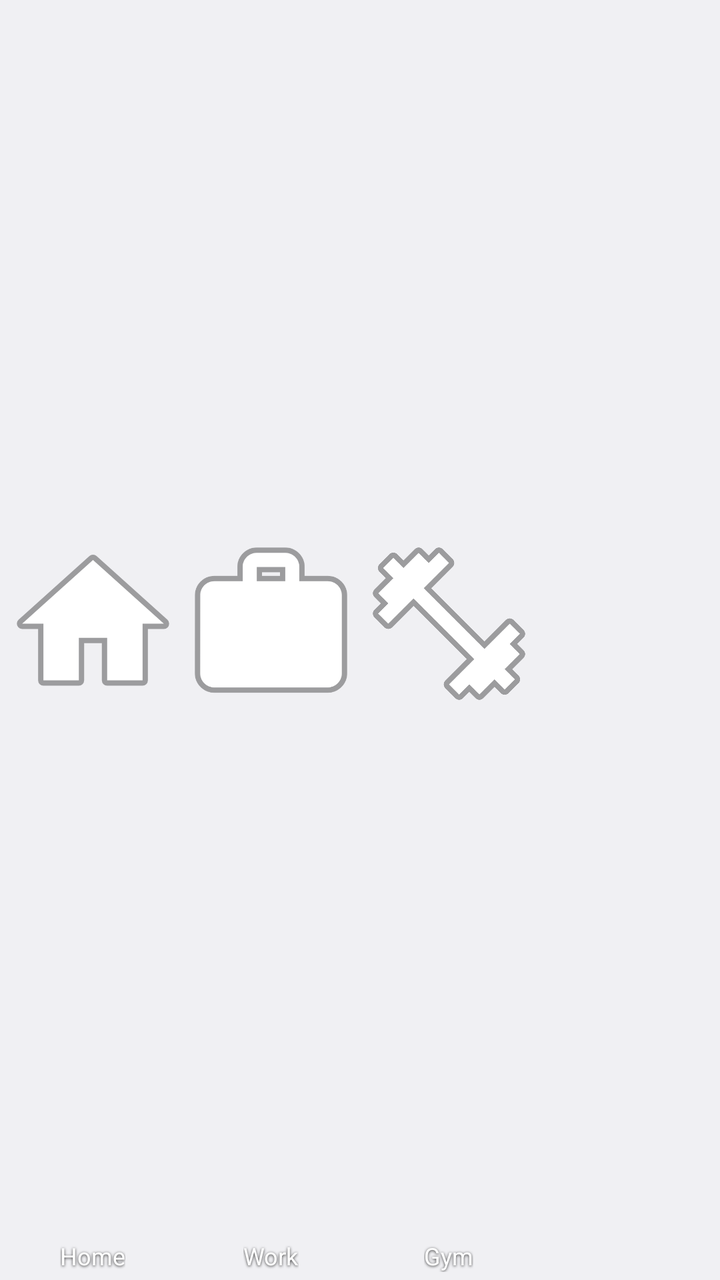
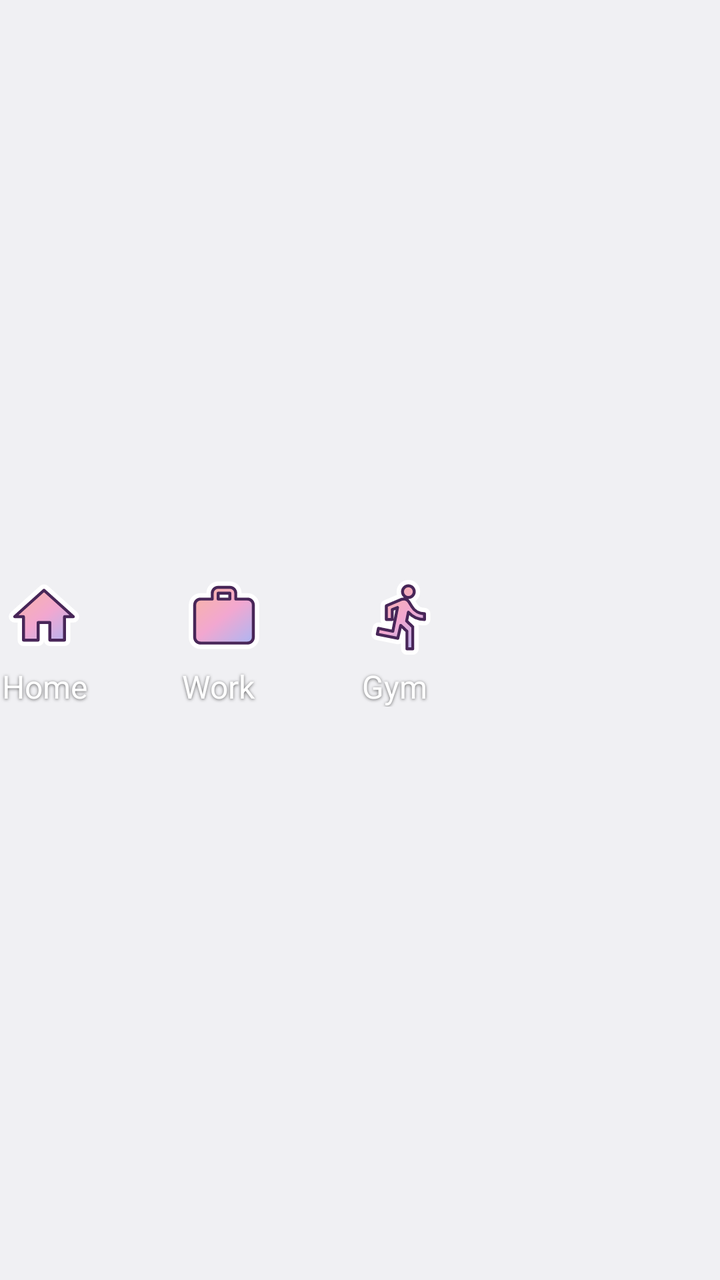

Screens rendered from an Android XML layout before and after an edit, with the pre-edit source and the edit as a unified diff.
<!-- AndroidManifest.xml: application theme android:Theme.DeviceDefault.DayNight -->
<!-- res/layout/widget_preview.xml -->
<?xml version="1.0" encoding="utf-8"?>
<LinearLayout xmlns:android="http://schemas.android.com/apk/res/android"
    xmlns:tools="http://schemas.android.com/tools"
    tools:ignore="UseCompoundDrawables"
    android:layout_width="match_parent"
    android:layout_height="match_parent"
    android:background="@android:color/transparent"
    android:orientation="horizontal"
    android:padding="2dp">

    <LinearLayout style="@style/WidgetPreviewCell">
        <ImageView style="@style/WidgetPreviewIcon" android:contentDescription="@null" android:src="@drawable/ic_icon_home" />
        <TextView style="@style/WidgetPreviewLabel" android:text="@string/preview_home" />
    </LinearLayout>

    <LinearLayout style="@style/WidgetPreviewCell">
        <ImageView style="@style/WidgetPreviewIcon" android:contentDescription="@null" android:src="@drawable/ic_icon_work" />
        <TextView style="@style/WidgetPreviewLabel" android:text="@string/preview_work" />
    </LinearLayout>

    <LinearLayout style="@style/WidgetPreviewCell">
        <ImageView style="@style/WidgetPreviewIcon" android:contentDescription="@null" android:src="@drawable/ic_icon_gym" />
        <TextView style="@style/WidgetPreviewLabel" android:text="@string/preview_gym" />
    </LinearLayout>

    <FrameLayout style="@style/WidgetPreviewCell" />
</LinearLayout>
<!-- resources referenced by this layout -->
<resources>
  <!-- drawable ic_icon_gym (drawable) -->
  <?xml version="1.0" encoding="utf-8"?>
  <vector xmlns:android="http://schemas.android.com/apk/res/android"
      android:width="48dp"
      android:height="48dp"
      android:viewportWidth="24"
      android:viewportHeight="24">
      <path
          android:pathData="M20.57,14.86L22,13.43 20.57,12 17,15.57 8.43,7 12,3.43 10.57,2 9.14,3.43 7.71,2 5.57,4.14 4.14,2.71 2.71,4.14l1.43,1.43L2,7.71l1.43,1.43L2,10.57 3.43,12 7,8.43 15.57,17 12,20.57 13.43,22l1.43,-1.43L16.29,22l2.14,-2.14 1.43,1.43 1.43,-1.43 -1.43,-1.43L22,16.29z"
          android:strokeWidth="1.5"
          android:strokeColor="#59000000"
          android:strokeLineJoin="round" />
      <path
          android:fillColor="#FFFFFFFF"
          android:pathData="M20.57,14.86L22,13.43 20.57,12 17,15.57 8.43,7 12,3.43 10.57,2 9.14,3.43 7.71,2 5.57,4.14 4.14,2.71 2.71,4.14l1.43,1.43L2,7.71l1.43,1.43L2,10.57 3.43,12 7,8.43 15.57,17 12,20.57 13.43,22l1.43,-1.43L16.29,22l2.14,-2.14 1.43,1.43 1.43,-1.43 -1.43,-1.43L22,16.29z" />
  </vector>
  <!-- drawable ic_icon_home (drawable) -->
  <?xml version="1.0" encoding="utf-8"?>
  <vector xmlns:android="http://schemas.android.com/apk/res/android"
      android:width="48dp"
      android:height="48dp"
      android:viewportWidth="24"
      android:viewportHeight="24">
      <path
          android:pathData="M10,20v-6h4v6h5v-8h3L12,3 2,12h3v8z"
          android:strokeWidth="1.5"
          android:strokeColor="#59000000"
          android:strokeLineJoin="round" />
      <path
          android:fillColor="#FFFFFFFF"
          android:pathData="M10,20v-6h4v6h5v-8h3L12,3 2,12h3v8z" />
  </vector>
  <!-- drawable ic_icon_work (drawable) -->
  <?xml version="1.0" encoding="utf-8"?>
  <vector xmlns:android="http://schemas.android.com/apk/res/android"
      android:width="48dp"
      android:height="48dp"
      android:viewportWidth="24"
      android:viewportHeight="24">
      <path
          android:pathData="M20,6h-4V4c0,-1.11 -0.89,-2 -2,-2h-4c-1.11,0 -2,0.89 -2,2v2H4c-1.11,0 -1.99,0.89 -1.99,2L2,19c0,1.11 0.89,2 2,2h16c1.11,0 2,-0.89 2,-2V8c0,-1.11 -0.89,-2 -2,-2zM14,6h-4V4h4v2z"
          android:strokeWidth="1.5"
          android:strokeColor="#59000000"
          android:strokeLineJoin="round" />
      <path
          android:fillColor="#FFFFFFFF"
          android:pathData="M20,6h-4V4c0,-1.11 -0.89,-2 -2,-2h-4c-1.11,0 -2,0.89 -2,2v2H4c-1.11,0 -1.99,0.89 -1.99,2L2,19c0,1.11 0.89,2 2,2h16c1.11,0 2,-0.89 2,-2V8c0,-1.11 -0.89,-2 -2,-2zM14,6h-4V4h4v2z" />
  </vector>
  <style name="WidgetPreviewCell">
          <item name="android:layout_width">0dp</item>
          <item name="android:layout_height">match_parent</item>
          <item name="android:layout_weight">1</item>
          <item name="android:gravity">center</item>
          <item name="android:orientation">vertical</item>
          <item name="android:padding">2dp</item>
      </style>
  <style name="WidgetPreviewIcon">
          <item name="android:layout_width">match_parent</item>
          <item name="android:layout_height">0dp</item>
          <item name="android:layout_weight">1</item>
          <item name="android:scaleType">fitCenter</item>
          <item name="android:importantForAccessibility">no</item>
      </style>
  <style name="WidgetPreviewLabel">
          <item name="android:layout_width">wrap_content</item>
          <item name="android:layout_height">wrap_content</item>
          <item name="android:maxLines">1</item>
          <item name="android:shadowColor">#CC000000</item>
          <item name="android:shadowDy">1</item>
          <item name="android:shadowRadius">3</item>
          <item name="android:textColor">@android:color/white</item>
          <item name="android:textSize">12sp</item>
      </style>
  <!-- unchanged entries left out for length: 3 -->
</resources>

<!-- the commit's change to res/layout/widget_preview.xml (unified diff, before → after) -->
@@ -1,27 +1,46 @@
 <?xml version="1.0" encoding="utf-8"?>
 <LinearLayout xmlns:android="http://schemas.android.com/apk/res/android"
     xmlns:tools="http://schemas.android.com/tools"
-    tools:ignore="UseCompoundDrawables"
     android:layout_width="match_parent"
     android:layout_height="match_parent"
     android:background="@android:color/transparent"
-    android:orientation="horizontal"
-    android:padding="2dp">
+    android:orientation="horizontal">
 
-    <LinearLayout style="@style/WidgetPreviewCell">
-        <ImageView style="@style/WidgetPreviewIcon" android:contentDescription="@null" android:src="@drawable/ic_icon_home" />
-        <TextView style="@style/WidgetPreviewLabel" android:text="@string/preview_home" />
-    </LinearLayout>
+    <FrameLayout style="@style/WidgetCell">
+        <LinearLayout style="@style/WidgetCellContent" tools:ignore="UseCompoundDrawables">
+            <ImageView
+                style="@style/WidgetCellIcon"
+                android:layout_width="44dp"
+                android:layout_height="44dp"
+                android:contentDescription="@null"
+                android:src="@drawable/preview_sticker_home" />
+            <TextView style="@style/WidgetCellLabel" android:text="@string/preview_home" android:textSize="16sp" />
+        </LinearLayout>
+    </FrameLayout>
 
-    <LinearLayout style="@style/WidgetPreviewCell">
-        <ImageView style="@style/WidgetPreviewIcon" android:contentDescription="@null" android:src="@drawable/ic_icon_work" />
-        <TextView style="@style/WidgetPreviewLabel" android:text="@string/preview_work" />
-    </LinearLayout>
+    <FrameLayout style="@style/WidgetCell">
+        <LinearLayout style="@style/WidgetCellContent" tools:ignore="UseCompoundDrawables">
+            <ImageView
+                style="@style/WidgetCellIcon"
+                android:layout_width="44dp"
+                android:layout_height="44dp"
+                android:contentDescription="@null"
+                android:src="@drawable/preview_sticker_work" />
+            <TextView style="@style/WidgetCellLabel" android:text="@string/preview_work" android:textSize="16sp" />
+        </LinearLayout>
+    </FrameLayout>
 
-    <LinearLayout style="@style/WidgetPreviewCell">
-        <ImageView style="@style/WidgetPreviewIcon" android:contentDescription="@null" android:src="@drawable/ic_icon_gym" />
-        <TextView style="@style/WidgetPreviewLabel" android:text="@string/preview_gym" />
-    </LinearLayout>
+    <FrameLayout style="@style/WidgetCell">
+        <LinearLayout style="@style/WidgetCellContent" tools:ignore="UseCompoundDrawables">
+            <ImageView
+                style="@style/WidgetCellIcon"
+                android:layout_width="44dp"
+                android:layout_height="44dp"
+                android:contentDescription="@null"
+                android:src="@drawable/preview_sticker_gym" />
+            <TextView style="@style/WidgetCellLabel" android:text="@string/preview_gym" android:textSize="16sp" />
+        </LinearLayout>
+    </FrameLayout>
 
-    <FrameLayout style="@style/WidgetPreviewCell" />
+    <FrameLayout style="@style/WidgetCell" />
 </LinearLayout>
<!-- resource entries referenced after the edit -->
@@ -1,77 +1,123 @@
 <!-- resources referenced by this layout -->
 <resources>
-  <!-- drawable ic_icon_gym (drawable) -->
+  <!-- drawable preview_sticker_gym: vector/xml drawable (drawable, 2305 chars, omitted) -->
+  <!-- drawable preview_sticker_home (drawable) -->
   <?xml version="1.0" encoding="utf-8"?>
   <vector xmlns:android="http://schemas.android.com/apk/res/android"
-      android:width="48dp"
-      android:height="48dp"
+      xmlns:aapt="http://schemas.android.com/aapt"
+      android:width="44dp"
+      android:height="44dp"
       android:viewportWidth="24"
       android:viewportHeight="24">
-      <path
-          android:pathData="M20.57,14.86L22,13.43 20.57,12 17,15.57 8.43,7 12,3.43 10.57,2 9.14,3.43 7.71,2 5.57,4.14 4.14,2.71 2.71,4.14l1.43,1.43L2,7.71l1.43,1.43L2,10.57 3.43,12 7,8.43 15.57,17 12,20.57 13.43,22l1.43,-1.43L16.29,22l2.14,-2.14 1.43,1.43 1.43,-1.43 -1.43,-1.43L22,16.29z"
-          android:strokeWidth="1.5"
-          android:strokeColor="#59000000"
-          android:strokeLineJoin="round" />
-      <path
-          android:fillColor="#FFFFFFFF"
-          android:pathData="M20.57,14.86L22,13.43 20.57,12 17,15.57 8.43,7 12,3.43 10.57,2 9.14,3.43 7.71,2 5.57,4.14 4.14,2.71 2.71,4.14l1.43,1.43L2,7.71l1.43,1.43L2,10.57 3.43,12 7,8.43 15.57,17 12,20.57 13.43,22l1.43,-1.43L16.29,22l2.14,-2.14 1.43,1.43 1.43,-1.43 -1.43,-1.43L22,16.29z" />
+      <group
+          android:scaleX="0.8"
+          android:scaleY="0.8"
+          android:translateX="2.4"
+          android:translateY="2.4">
+          <path
+              android:pathData="M10,20v-6h4v6h5v-8h3L12,3 2,12h3v8z"
+              android:strokeWidth="4"
+              android:strokeColor="#FFFFFFFF"
+              android:strokeLineCap="round"
+              android:strokeLineJoin="round"
+              android:fillColor="#FFFFFFFF" />
+          <path android:pathData="M10,20v-6h4v6h5v-8h3L12,3 2,12h3v8z">
+              <aapt:attr name="android:fillColor">
+                  <gradient
+                      android:endX="20"
+                      android:endY="22"
+                      android:startX="4"
+                      android:startY="2"
+                      android:type="linear">
+                      <item android:color="#FFF8B4A6" android:offset="0" />
+                      <item android:color="#FFF2A7D0" android:offset="0.5" />
+                      <item android:color="#FFAFB6F2" android:offset="1" />
+                  </gradient>
+              </aapt:attr>
+          </path>
+          <path
+              android:pathData="M10,20v-6h4v6h5v-8h3L12,3 2,12h3v8z"
+              android:strokeWidth="1"
+              android:strokeColor="#FF482658"
+              android:strokeLineJoin="round" />
+      </group>
   </vector>
-  <!-- drawable ic_icon_home (drawable) -->
+  <!-- drawable preview_sticker_work (drawable) -->
   <?xml version="1.0" encoding="utf-8"?>
   <vector xmlns:android="http://schemas.android.com/apk/res/android"
-      android:width="48dp"
-      android:height="48dp"
+      xmlns:aapt="http://schemas.android.com/aapt"
+      android:width="44dp"
+      android:height="44dp"
       android:viewportWidth="24"
       android:viewportHeight="24">
-      <path
-          android:pathData="M10,20v-6h4v6h5v-8h3L12,3 2,12h3v8z"
-          android:strokeWidth="1.5"
-          android:strokeColor="#59000000"
-          android:strokeLineJoin="round" />
-      <path
-          android:fillColor="#FFFFFFFF"
-          android:pathData="M10,20v-6h4v6h5v-8h3L12,3 2,12h3v8z" />
+      <group
+          android:scaleX="0.8"
+          android:scaleY="0.8"
+          android:translateX="2.4"
+          android:translateY="2.4">
+          <path
+              android:pathData="M20,6h-4V4c0,-1.11 -0.89,-2 -2,-2h-4c-1.11,0 -2,0.89 -2,2v2H4c-1.11,0 -1.99,0.89 -1.99,2L2,19c0,1.11 0.89,2 2,2h16c1.11,0 2,-0.89 2,-2V8c0,-1.11 -0.89,-2 -2,-2zM14,6h-4V4h4v2z"
+              android:strokeWidth="4"
+              android:strokeColor="#FFFFFFFF"
+              android:strokeLineCap="round"
+              android:strokeLineJoin="round"
+              android:fillColor="#FFFFFFFF" />
+          <path android:pathData="M20,6h-4V4c0,-1.11 -0.89,-2 -2,-2h-4c-1.11,0 -2,0.89 -2,2v2H4c-1.11,0 -1.99,0.89 -1.99,2L2,19c0,1.11 0.89,2 2,2h16c1.11,0 2,-0.89 2,-2V8c0,-1.11 -0.89,-2 -2,-2zM14,6h-4V4h4v2z">
+              <aapt:attr name="android:fillColor">
+                  <gradient
+                      android:endX="20"
+                      android:endY="22"
+                      android:startX="4"
+                      android:startY="2"
+                      android:type="linear">
+                      <item android:color="#FFF8B4A6" android:offset="0" />
+                      <item android:color="#FFF2A7D0" android:offset="0.5" />
+                      <item android:color="#FFAFB6F2" android:offset="1" />
+                  </gradient>
+              </aapt:attr>
+          </path>
+          <path
+              android:pathData="M20,6h-4V4c0,-1.11 -0.89,-2 -2,-2h-4c-1.11,0 -2,0.89 -2,2v2H4c-1.11,0 -1.99,0.89 -1.99,2L2,19c0,1.11 0.89,2 2,2h16c1.11,0 2,-0.89 2,-2V8c0,-1.11 -0.89,-2 -2,-2zM14,6h-4V4h4v2z"
+              android:strokeWidth="1"
+              android:strokeColor="#FF482658"
+              android:strokeLineJoin="round" />
+      </group>
   </vector>
-  <!-- drawable ic_icon_work (drawable) -->
-  <?xml version="1.0" encoding="utf-8"?>
-  <vector xmlns:android="http://schemas.android.com/apk/res/android"
-      android:width="48dp"
-      android:height="48dp"
-      android:viewportWidth="24"
-      android:viewportHeight="24">
-      <path
-          android:pathData="M20,6h-4V4c0,-1.11 -0.89,-2 -2,-2h-4c-1.11,0 -2,0.89 -2,2v2H4c-1.11,0 -1.99,0.89 -1.99,2L2,19c0,1.11 0.89,2 2,2h16c1.11,0 2,-0.89 2,-2V8c0,-1.11 -0.89,-2 -2,-2zM14,6h-4V4h4v2z"
-          android:strokeWidth="1.5"
-          android:strokeColor="#59000000"
-          android:strokeLineJoin="round" />
-      <path
-          android:fillColor="#FFFFFFFF"
-          android:pathData="M20,6h-4V4c0,-1.11 -0.89,-2 -2,-2h-4c-1.11,0 -2,0.89 -2,2v2H4c-1.11,0 -1.99,0.89 -1.99,2L2,19c0,1.11 0.89,2 2,2h16c1.11,0 2,-0.89 2,-2V8c0,-1.11 -0.89,-2 -2,-2zM14,6h-4V4h4v2z" />
-  </vector>
-  <style name="WidgetPreviewCell">
+  <style name="WidgetCell">
           <item name="android:layout_width">0dp</item>
           <item name="android:layout_height">match_parent</item>
           <item name="android:layout_weight">1</item>
-          <item name="android:gravity">center</item>
-          <item name="android:orientation">vertical</item>
-          <item name="android:padding">2dp</item>
+          <item name="android:background">@android:color/transparent</item>
+          <item name="android:paddingEnd">4dp</item>
       </style>
-  <style name="WidgetPreviewIcon">
-          <item name="android:layout_width">match_parent</item>
-          <item name="android:layout_height">0dp</item>
-          <item name="android:layout_weight">1</item>
-          <item name="android:scaleType">fitCenter</item>
-          <item name="android:importantForAccessibility">no</item>
-      </style>
-  <style name="WidgetPreviewLabel">
+  <style name="WidgetCellContent">
           <item name="android:layout_width">wrap_content</item>
           <item name="android:layout_height">wrap_content</item>
+          <item name="android:layout_gravity">start|center_vertical</item>
+          <item name="android:orientation">vertical</item>
+      </style>
+  <style name="WidgetCellIcon">
+          <item name="android:layout_weight">1</item>
+          <item name="android:importantForAccessibility">no</item>
+          
+          <item name="android:scaleType">fitStart</item>
+      </style>
+  <style name="WidgetCellLabel">
+          <item name="android:layout_width">wrap_content</item>
+          <item name="android:layout_height">wrap_content</item>
+          <item name="android:layout_marginTop">4dp</item>
+          <item name="android:ellipsize">end</item>
+          <item name="android:fontFamily">sans-serif</item>
+          <item name="android:includeFontPadding">false</item>
           <item name="android:maxLines">1</item>
-          <item name="android:shadowColor">#CC000000</item>
+          
+          <item name="android:paddingStart">1dp</item>
+          <item name="android:paddingEnd">2dp</item>
+          <item name="android:shadowColor">#99000000</item>
+          <item name="android:shadowDx">0</item>
           <item name="android:shadowDy">1</item>
-          <item name="android:shadowRadius">3</item>
+          <item name="android:shadowRadius">4</item>
           <item name="android:textColor">@android:color/white</item>
-          <item name="android:textSize">12sp</item>
       </style>
   <!-- unchanged entries left out for length: 3 -->
 </resources>
